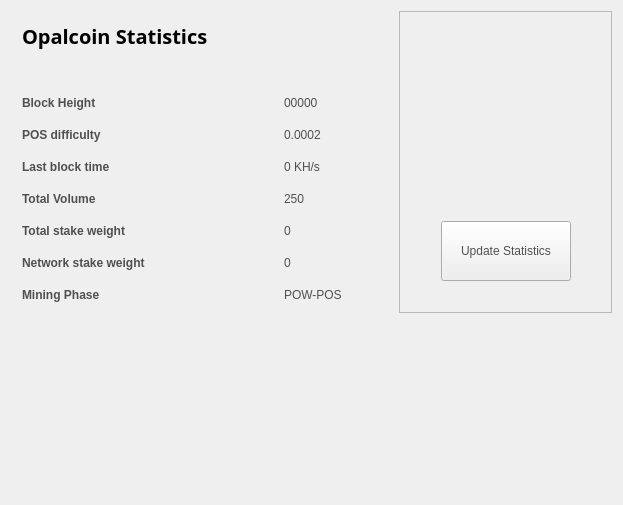
The window that src/qt/forms/statisticspage.ui (OpalCoin/OpalCoin) describes before a commit, drawn with Qt 5.
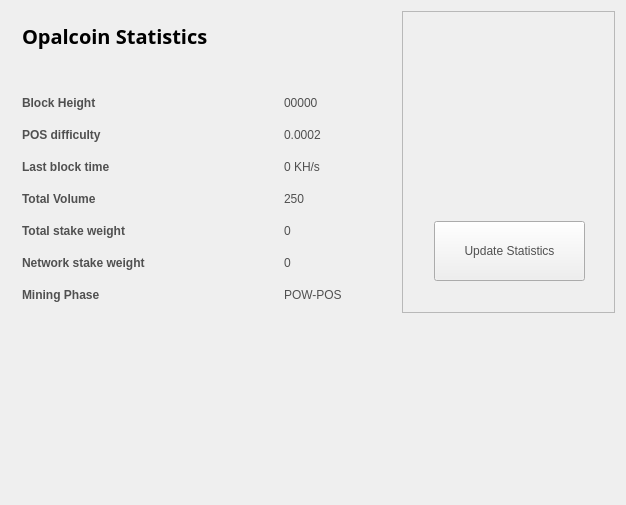
The same window after the commit. Icons and pictures are not drawn.

What changed in the file:
```diff
--- a/src/qt/forms/statisticspage.ui
+++ b/src/qt/forms/statisticspage.ui
@@ -9,7 +9,7 @@
    <rect>
     <x>0</x>
     <y>0</y>
-    <width>623</width>
+    <width>626</width>
     <height>505</height>
    </rect>
   </property>
@@ -41,9 +41,9 @@
      <widget class="QPushButton" name="startButton">
       <property name="geometry">
        <rect>
-        <x>42</x>
+        <x>32</x>
         <y>210</y>
-        <width>130</width>
+        <width>151</width>
         <height>60</height>
        </rect>
       </property>
```
Left out of the diff: 4 changed lines with no effect on the pictures.
